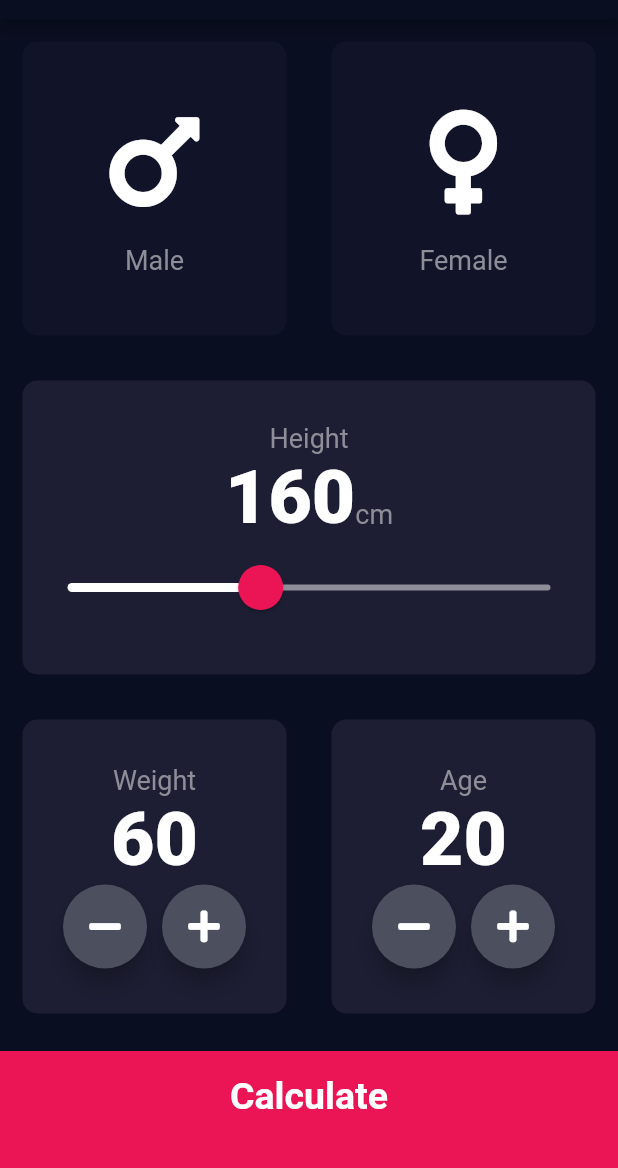
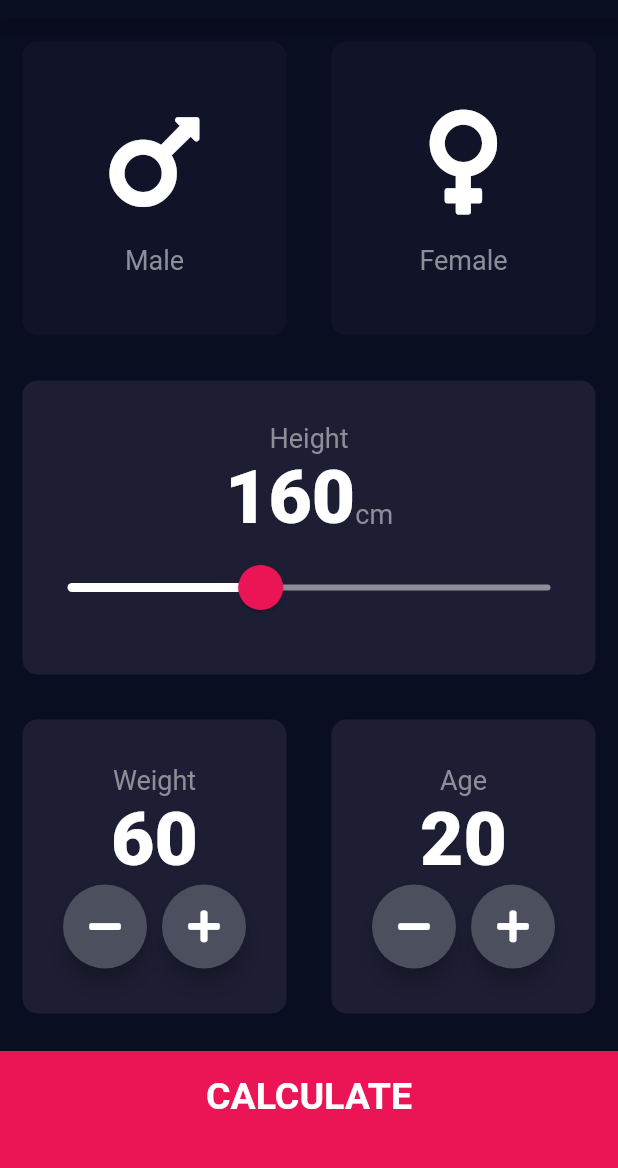
Before and after one commit to shenoyganeshprasad/bmi_calculator, a Flutter app: the screen it shows after launch, on a phone screen of 412 x 824 dp, the part 65-1233 px from its top. Run offline on Flutter 3.47's test engine with Material 2 defaults, Android fonts, the phone set to English and light mode, and no system bars; our stand-ins replace font_awesome_flutter.

```diff
--- a/lib/constants.dart
+++ b/lib/constants.dart
@@ -3,6 +3,10 @@ import 'package:flutter/material.dart';
 const labelTextStyle = TextStyle(fontSize: 18.0, color: Color(0xFF8D8E98));
 const numberTextStyle = TextStyle(fontSize: 50.0, fontWeight: FontWeight.w900);
 const largeButtonTextStyle = TextStyle(fontSize: 25.0, fontWeight: FontWeight.bold);
+const titleTextStyle = TextStyle(fontSize: 50.0, fontWeight: FontWeight.bold);
+const resultTextStyle = TextStyle(fontSize: 22.0, fontWeight: FontWeight.bold, color: Color(0xFF24D876));
+const bmiTextStyle = TextStyle(fontSize: 100.0, fontWeight: FontWeight.bold);
+const bodyTextStyle = TextStyle(fontSize: 22.0, fontWeight: FontWeight.bold);
 
 const bottomContainerHeight = 80.0;
 const activeCardColor = Color(0xFF1D1E33);
--- a/lib/main.dart
+++ b/lib/main.dart
@@ -1,5 +1,5 @@
 import 'package:flutter/material.dart';
-import 'homePage.dart';
+import 'screens/homePage.dart';
 
 void main() => runApp(MyApp());
 
--- a/lib/homePage.dart
+++ b/lib/screens/homePage.dart
@@ -1,7 +1,8 @@
 import 'package:flutter/material.dart';
-import 'reuseableCard.dart';
-import 'iconContent.dart';
-import 'constants.dart';
+import 'package:bmi_calculator_flutter/widgets/reuseableCard.dart';
+import 'package:bmi_calculator_flutter/widgets/iconContent.dart';
+import 'package:bmi_calculator_flutter/widgets/bottomButton.dart';
+import '../constants.dart';
 import 'resultsPage.dart';
 import 'package:font_awesome_flutter/font_awesome_flutter.dart';
 
@@ -193,26 +194,14 @@ class _HomePageState extends State<HomePage> {
               ],
             ),
           ),
-          GestureDetector(
+          BottomButtom(
             onTap: () {
               Navigator.push(
                 context,
                 MaterialPageRoute(builder: (context) => ResultsPage()),
               );
             },
-            child: Container(
-              child: Center(
-                child: Text(
-                  'Calculate',
-                  style: largeButtonTextStyle,
-                ),
-              ),
-              color: bottomContainerColor,
-              padding: EdgeInsets.only(bottom: 20.0),
-              margin: EdgeInsets.only(top: 10.0),
-              width: double.infinity,
-              height: bottomContainerHeight,
-            ),
+            buttonTitle: 'CALCULATE',
           ),
         ],
       ),
--- /dev/null
+++ b/lib/widgets/bottomButton.dart
@@ -0,0 +1,27 @@
+import 'package:flutter/material.dart';
+import '../constants.dart';
+
+class BottomButtom extends StatelessWidget {
+  final Function onTap;
+  final String buttonTitle;
+  BottomButtom({@required this.onTap, @required this.buttonTitle});
+  @override
+  Widget build(BuildContext context) {
+    return GestureDetector(
+      onTap: onTap,
+      child: Container(
+        child: Center(
+          child: Text(
+            buttonTitle,
+            style: largeButtonTextStyle,
+          ),
+        ),
+        color: bottomContainerColor,
+        padding: EdgeInsets.only(bottom: 20.0),
+        margin: EdgeInsets.only(top: 10.0),
+        width: double.infinity,
+        height: bottomContainerHeight,
+      ),
+    );
+  }
+}
--- a/lib/iconContent.dart
+++ b/lib/widgets/iconContent.dart
@@ -1,5 +1,5 @@
 import 'package:flutter/material.dart';
-import 'constants.dart';
+import '../constants.dart';
 
 class IconContent extends StatelessWidget {
   final IconData icon;
```
Also changed, not shown: lib/screens/resultsPage.dart (added, +60 -0 lines), lib/widgets/reuseableCard.dart (renamed from lib/reuseableCard.dart).
